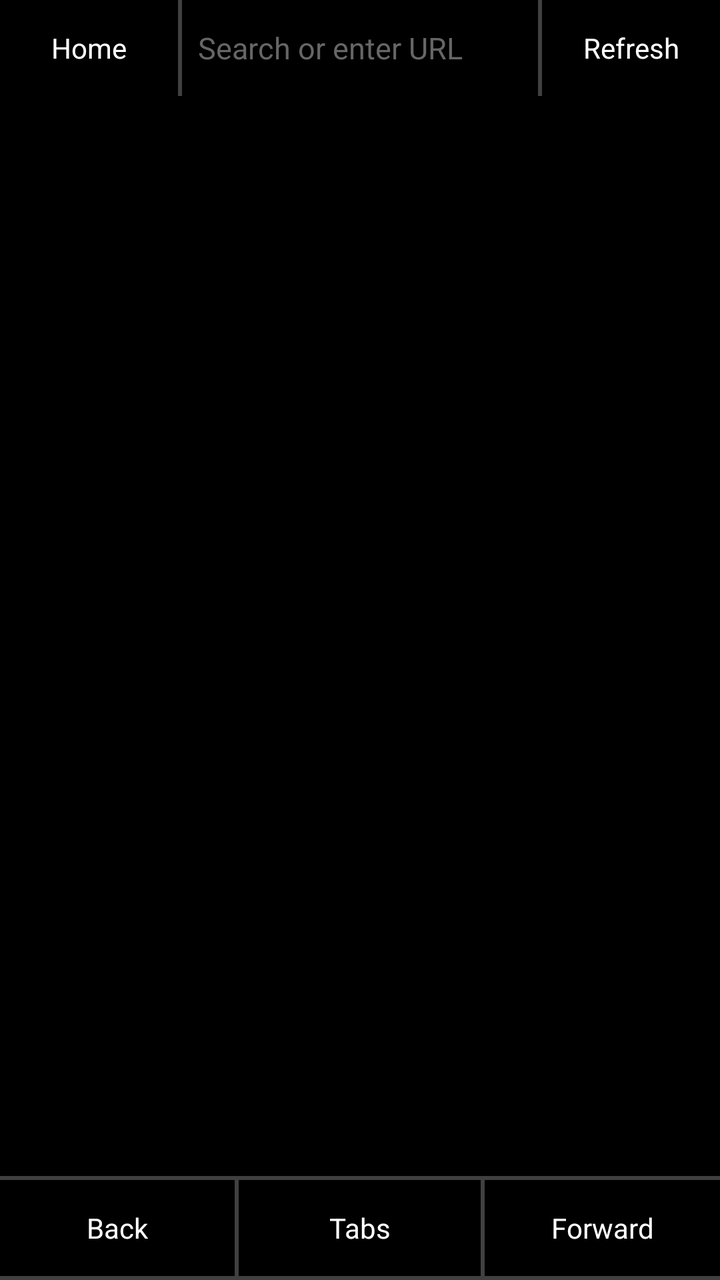
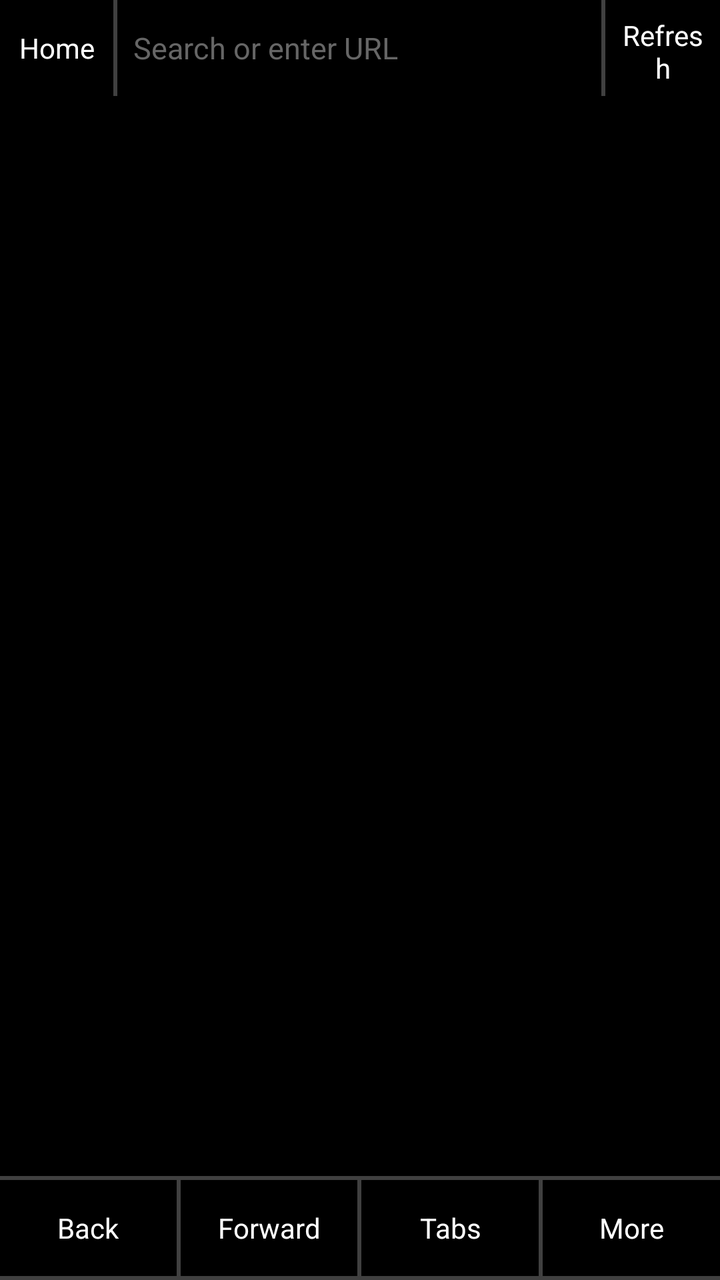

Two renders of the same Android screen: before a commit and after it. Below are the layout's source before the change and the commit's diff.
<!-- AndroidManifest.xml: application theme Theme.ITNSecureBrowser -->
<!-- res/layout/activity_main.xml -->
<?xml version="1.0" encoding="utf-8"?>
<LinearLayout xmlns:android="http://schemas.android.com/apk/res/android"
    android:layout_width="match_parent"
    android:layout_height="match_parent"
    android:orientation="vertical"
    android:background="@color/bg">

    <LinearLayout
        android:layout_width="match_parent"
        android:layout_height="@dimen/row_height"
        android:orientation="horizontal"
        android:weightSum="100"
        android:gravity="center">

        <TextView
            android:id="@+id/btnHome"
            android:layout_width="0dp"
            android:layout_height="match_parent"
            android:layout_weight="25"
            android:gravity="center"
            android:padding="@dimen/element_padding"
            android:text="Home"
            android:textColor="@color/text_primary"
            android:textSize="14sp"
            android:background="?android:attr/selectableItemBackground" />

        <View
            android:layout_width="@dimen/divider"
            android:layout_height="match_parent"
            android:background="@drawable/divider_vertical" />

        <EditText
            android:id="@+id/urlBar"
            android:layout_width="0dp"
            android:layout_height="match_parent"
            android:layout_weight="50"
            android:background="@android:color/transparent"
            android:hint="@string/hint_search"
            android:textColorHint="@color/text_hint"
            android:textColor="@color/text_primary"
            android:textSize="15sp"
            android:singleLine="true"
            android:imeOptions="actionGo"
            android:inputType="textUri"
            android:padding="@dimen/element_padding" />

        <View
            android:layout_width="@dimen/divider"
            android:layout_height="match_parent"
            android:background="@drawable/divider_vertical" />

        <TextView
            android:id="@+id/btnRefreshStop"
            android:layout_width="0dp"
            android:layout_height="match_parent"
            android:layout_weight="25"
            android:gravity="center"
            android:padding="@dimen/element_padding"
            android:text="Refresh"
            android:textColor="@color/text_primary"
            android:textSize="14sp"
            android:background="?android:attr/selectableItemBackground" />
    </LinearLayout>

    <ProgressBar
        android:id="@+id/progressBar"
        style="?android:attr/progressBarStyleHorizontal"
        android:layout_width="match_parent"
        android:layout_height="@dimen/divider"
        android:max="100"
        android:visibility="gone" />

    <FrameLayout
        android:id="@+id/webViewContainer"
        android:layout_width="match_parent"
        android:layout_height="0dp"
        android:layout_weight="1" />

    <View
        android:layout_width="match_parent"
        android:layout_height="@dimen/divider"
        android:background="@drawable/divider_horizontal" />

    <LinearLayout
        android:layout_width="match_parent"
        android:layout_height="@dimen/row_height"
        android:orientation="horizontal"
        android:weightSum="100"
        android:gravity="center">

        <TextView
            android:id="@+id/btnBack"
            android:layout_width="0dp"
            android:layout_height="match_parent"
            android:layout_weight="33"
            android:gravity="center"
            android:padding="@dimen/element_padding"
            android:text="Back"
            android:textColor="@color/text_primary"
            android:textSize="14sp"
            android:background="?android:attr/selectableItemBackground" />

        <View
            android:layout_width="@dimen/divider"
            android:layout_height="match_parent"
            android:background="@drawable/divider_vertical" />

        <TextView
            android:id="@+id/btnTabs"
            android:layout_width="0dp"
            android:layout_height="match_parent"
            android:layout_weight="34"
            android:gravity="center"
            android:padding="@dimen/element_padding"
            android:text="Tabs"
            android:textColor="@color/text_primary"
            android:textSize="14sp"
            android:background="?android:attr/selectableItemBackground" />

        <View
            android:layout_width="@dimen/divider"
            android:layout_height="match_parent"
            android:background="@drawable/divider_vertical" />

        <TextView
            android:id="@+id/btnForward"
            android:layout_width="0dp"
            android:layout_height="match_parent"
            android:layout_weight="33"
            android:gravity="center"
            android:padding="@dimen/element_padding"
            android:text="Forward"
            android:textColor="@color/text_primary"
            android:textSize="14sp"
            android:background="?android:attr/selectableItemBackground" />
    </LinearLayout>

    <View
        android:layout_width="match_parent"
        android:layout_height="@dimen/divider"
        android:background="@drawable/divider_horizontal" />
</LinearLayout>
<!-- resources referenced by this layout -->
<resources>
  <color name="bg">@android:color/black</color>
  <color name="text_hint">#FF666666</color>
  <color name="text_primary">@android:color/white</color>
  <dimen name="divider">2dp</dimen>
  <dimen name="element_padding">8dp</dimen>
  <dimen name="row_height">48dp</dimen>
  <!-- drawable divider_horizontal (drawable) -->
  <?xml version="1.0" encoding="utf-8"?>
  <shape xmlns:android="http://schemas.android.com/apk/res/android"
      android:shape="rectangle">
      <solid android:color="@color/divider" />
      <size android:height="@dimen/divider" />
  </shape>
  <!-- drawable divider_vertical (drawable) -->
  <?xml version="1.0" encoding="utf-8"?>
  <shape xmlns:android="http://schemas.android.com/apk/res/android"
      android:shape="rectangle">
      <solid android:color="@color/divider" />
      <size android:width="@dimen/divider" />
  </shape>
  <string name="hint_search">Search or enter URL</string>
  <style name="Theme.ITNSecureBrowser" parent="android:Theme.Material.NoActionBar">
          <item name="android:windowNoTitle">true</item>
          <item name="android:windowFullscreen">false</item>
          <item name="android:statusBarColor">@android:color/transparent</item>
          <item name="android:navigationBarColor">@android:color/transparent</item>
      </style>
  <color name="divider">#80808080</color>
</resources>

<!-- the commit's change to res/layout/activity_main.xml (unified diff, before → after) -->
@@ -16,7 +16,7 @@
             android:id="@+id/btnHome"
             android:layout_width="0dp"
             android:layout_height="match_parent"
-            android:layout_weight="25"
+            android:layout_weight="16"
             android:gravity="center"
             android:padding="@dimen/element_padding"
             android:text="Home"
@@ -33,7 +33,7 @@
             android:id="@+id/urlBar"
             android:layout_width="0dp"
             android:layout_height="match_parent"
-            android:layout_weight="50"
+            android:layout_weight="68"
             android:background="@android:color/transparent"
             android:hint="@string/hint_search"
             android:textColorHint="@color/text_hint"
@@ -53,7 +53,7 @@
             android:id="@+id/btnRefreshStop"
             android:layout_width="0dp"
             android:layout_height="match_parent"
-            android:layout_weight="25"
+            android:layout_weight="16"
             android:gravity="center"
             android:padding="@dimen/element_padding"
             android:text="Refresh"
@@ -92,7 +92,7 @@
             android:id="@+id/btnBack"
             android:layout_width="0dp"
             android:layout_height="match_parent"
-            android:layout_weight="33"
+            android:layout_weight="25"
             android:gravity="center"
             android:padding="@dimen/element_padding"
             android:text="Back"
@@ -106,10 +106,27 @@
             android:background="@drawable/divider_vertical" />
 
         <TextView
+            android:id="@+id/btnForward"
+            android:layout_width="0dp"
+            android:layout_height="match_parent"
+            android:layout_weight="25"
+            android:gravity="center"
+            android:padding="@dimen/element_padding"
+            android:text="Forward"
+            android:textColor="@color/text_primary"
+            android:textSize="14sp"
+            android:background="?android:attr/selectableItemBackground" />
+
+        <View
+            android:layout_width="@dimen/divider"
+            android:layout_height="match_parent"
+            android:background="@drawable/divider_vertical" />
+
+        <TextView
             android:id="@+id/btnTabs"
             android:layout_width="0dp"
             android:layout_height="match_parent"
-            android:layout_weight="34"
+            android:layout_weight="25"
             android:gravity="center"
             android:padding="@dimen/element_padding"
             android:text="Tabs"
@@ -123,13 +140,13 @@
             android:background="@drawable/divider_vertical" />
 
         <TextView
-            android:id="@+id/btnForward"
+            android:id="@+id/btnMore"
             android:layout_width="0dp"
             android:layout_height="match_parent"
-            android:layout_weight="33"
+            android:layout_weight="25"
             android:gravity="center"
             android:padding="@dimen/element_padding"
-            android:text="Forward"
+            android:text="More"
             android:textColor="@color/text_primary"
             android:textSize="14sp"
             android:background="?android:attr/selectableItemBackground" />
